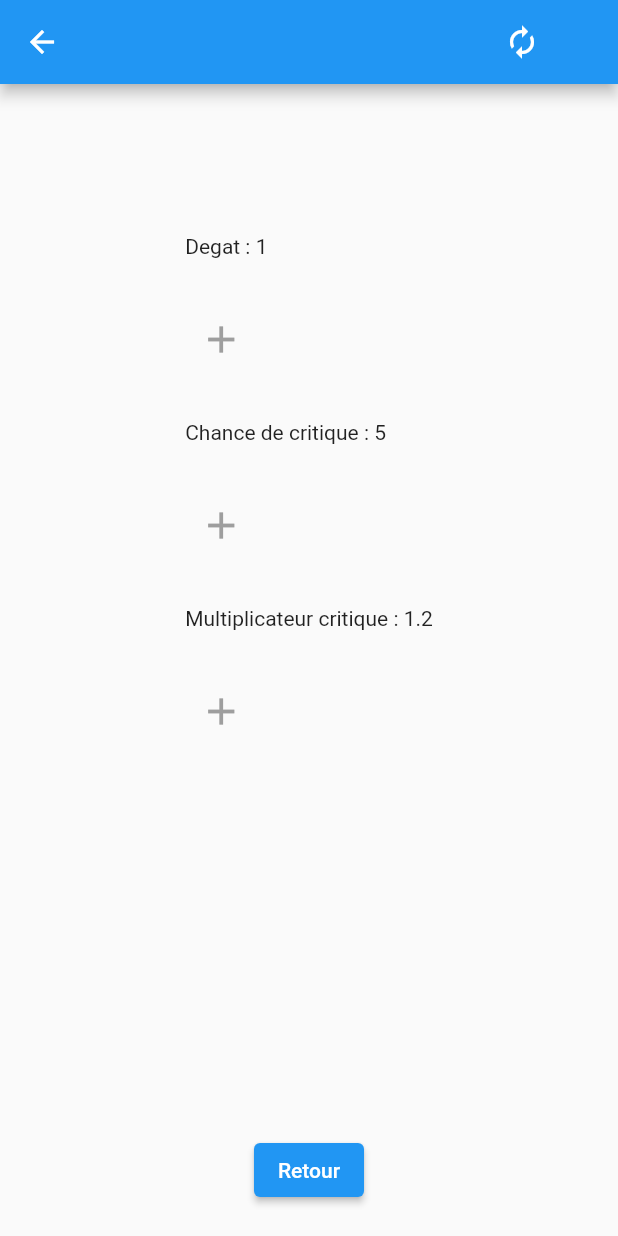
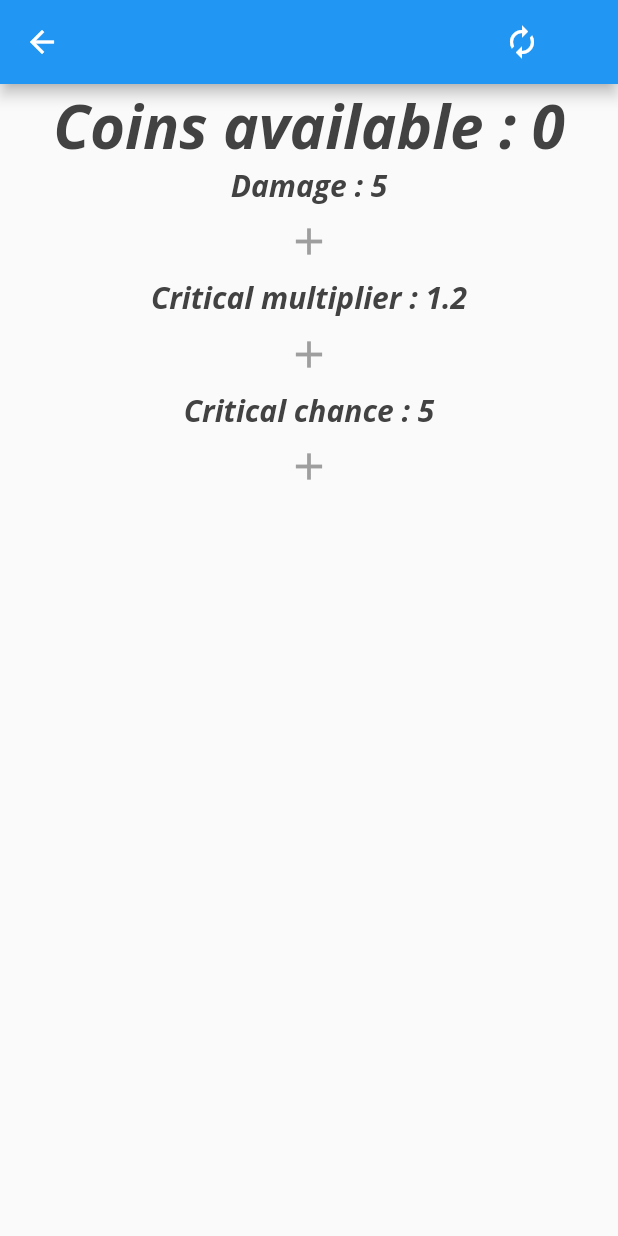
Before and after one commit to valczi/flutter, a Flutter app: the screen it shows after launch, after a tap on "Profile", on a phone screen of 412 x 824 dp. Run offline on Flutter 3.47's test engine with Material 2 defaults, Android fonts, the light colour scheme and no system bars; network calls fail; Roboto replaces fonts that are missing (Open Sans).

Commit message:
on tape des pokemons mtn

```diff
--- a/lib/main.dart
+++ b/lib/main.dart
@@ -1,24 +1,20 @@
 import 'dart:io';
-
-import 'package:firebase_core/firebase_core.dart';
-import 'package:firebase_database/firebase_database.dart';
 import 'package:flutter/material.dart';
 import 'second.dart';
 import 'modele/warrior.dart';
 import 'modele/enemy.dart';
+import 'api/pokemonChoser.dart';
 import 'package:path_provider/path_provider.dart';
 import 'dart:convert';
 
+
 Future<void> main() async {
   WidgetsFlutterBinding.ensureInitialized();
-
   runApp(MyApp());
 }
 
 class MyApp extends StatelessWidget {
   MyApp({Key? key}) : super(key: key);
-  final Future<FirebaseApp> _fbApp = Firebase.initializeApp();
-
 
   // This widget is the root of your application.
   @override
@@ -37,21 +33,7 @@ class MyApp extends StatelessWidget {
           // is not restarted.
           primarySwatch: Colors.blue,
         ),
-      home: FutureBuilder(
-        future: _fbApp,
-        builder:(context,snapshot){
-          if(snapshot.hasError) {
-            print('You have an error! ${snapshot.error.toString()}');
-            return Text('Error');
-          }else if (snapshot.hasData){
-            return MyHomePage(title: 'Here to fight montser !');
-          }else{
-            return const Center(
-              child: CircularProgressIndicator(),
-            );
-          }
-        }
-      )
+        home: MyHomePage(title: 'Here to fight montser !'),
         //const
         );
   }
@@ -77,59 +59,74 @@ class MyHomePage extends StatefulWidget {
 
 class _MyHomePageState extends State<MyHomePage> {
   Warrior _warrior = Warrior();
-  final _database = FirebaseDatabase.instance.ref();
-
-  Enemy _enemy = Enemy('ghost',10, 10, 0, 'assets/images/ghost.png');
+  Enemy _enemy=Enemy('Base entity', 10, 10, 0, 'https://raw.githubusercontent.com/PokeAPI/sprites/master/sprites/pokemon/25.png');
   double _percentage = 1;
   late File jsonFile;
-  bool fileExist=false;
+  bool fileExist = false;
   late Directory dir;
-  final String fileName='warrior.json';
-  String fileContent="reading file";
+  final String fileName = 'warrior.json';
+  String fileContent = "reading file";
+  double _iconeSize = 200;
+  PokemonChoser _Poke=PokemonChoser();
 
   @override
-  void initState(){
+  void initState() {
     super.initState();
-    getApplicationDocumentsDirectory().then((Directory directory){
-      dir=directory;
-      jsonFile=new File(dir.path + '/' + fileName);
-      fileExist= jsonFile.existsSync();
-      if(fileExist){
+    getApplicationDocumentsDirectory().then((Directory directory) {
+      dir = directory;
+      jsonFile = new File(dir.path + '/' + fileName);
+      fileExist = jsonFile.existsSync();
+      if (fileExist) {
         setState(() {
-         Map<String, dynamic> userMap = jsonDecode(jsonFile.readAsStringSync());
+          Map<String, dynamic> userMap =
+              jsonDecode(jsonFile.readAsStringSync());
           //print(fileContent);
-         _warrior=Warrior.fromJson(userMap);
+          _warrior = Warrior.fromJson(userMap);
+          setNewPokemon();
         });
       }
     });
   }
 
-  File createFile(Map<String,dynamic> content){
-    print('Creating file');
-    File file = File(dir.path+ '/' +fileName);
+  File createFile(Map<String, dynamic> content) {
+    //print('Creating file');
+    File file = File(dir.path + '/' + fileName);
     file.createSync();
-    fileExist=true;
+    fileExist = true;
     file.writeAsStringSync(json.encode(content));
     return file;
   }
 
-  void writeToFile(){
-    if(fileExist){
-      print('Writing in file');
+  void writeToFile() {
+    if (fileExist) {
+      //print('Writing in file');
       jsonFile.writeAsStringSync(json.encode(_warrior));
-      print(json.decode(jsonFile.readAsStringSync()));
-    }else{
+     // print(json.decode(jsonFile.readAsStringSync()));
+    } else {
       createFile(_warrior.toJson());
     }
   }
 
+  void setNewPokemon() async{
+    Enemy poke = await _Poke.getPokemon();
+    poke.getToLevel(_warrior.getLevel().toDouble());
+    setState(() {
+      _enemy = poke;
 
+    });
+  }
 
-
-  void _incrementCounter() {
+  void _getHit() {
     setState(() {
       double hit = _warrior.getHit();
+      print('damage : '+hit.toString());
       _enemy.beHit(hit);
+      _iconeSize=_iconeSize*0.8;
+    });
+    Future.delayed(const Duration(milliseconds: 150), () {
+      setState(() {
+        _iconeSize = 200;
+      });
     });
     _percentageHealth();
   }
@@ -142,7 +139,6 @@ class _MyHomePageState extends State<MyHomePage> {
   void _appelEcranSuivant() async {
     Warrior result = await Navigator.push(context,
         MaterialPageRoute(builder: (context) => MySecondScreen(_warrior)));
-
     setState(() {
       _warrior = result;
     });
@@ -150,16 +146,16 @@ class _MyHomePageState extends State<MyHomePage> {
 
   void _percentageHealth() {
     setState(() {
-      print(_enemy.getPercentageHealth());
-      print(_warrior.getLevel());
-      _percentage = _enemy.getPercentageHealth()/100;
+      //print(_enemy.getPercentageHealth());
+      //print(_warrior.getLevel());
+      _percentage = _enemy.getPercentageHealth() / 100;
     });
     if (_enemy.isDead()) {
       setState(() {
         _percentage = 1;
         _warrior.increaseLevel();
-        double level=_warrior.getLevel().toDouble();
-        _enemy = Enemy('slime' ,10+level, 10+level, 0, 'assets/images/slime.png');
+        _warrior.increaseCoins();
+        setNewPokemon();
         writeToFile();
       });
     }
@@ -168,41 +164,95 @@ class _MyHomePageState extends State<MyHomePage> {
   @override
   Widget build(BuildContext context) {
     // This method is rerun every time setState is called, for instance as done
-    // by the _incrementCounter method above.
+    // by the _getHit method above.
     //
     // The Flutter framework has been optimized to make rerunning build methods
     // fast, so that you can just rebuild anything that needs updating rather
     // than having to individually change instances of widgets.
     return Scaffold(
       appBar: AppBar(
-        // Here we take the value from the MyHomePage object that was created by
-        // the App.build method, and use it to set our appbar title.
         title: Text(widget.title),
+        actions: [
+          Padding(
+            padding: const EdgeInsets.only(right: 40),
+            child: IconButton(
+              icon: const Icon(Icons.autorenew),
+              tooltip: 'Reinialisation',
+              onPressed: setNewPokemon,
+            ),
+          ),
+        ],
       ),
       body: Center(
-        // Center is a layout widget. It takes a single child and positions it
-        // in the middle of the parent.
         child: Column(
-          // Column has various properties to control how it sizes itself and
-          // how it positions its children. Here we use mainAxisAlignment to
-          // center the children vertically; the main axis here is the vertical
-          // axis because Columns are vertical (the cross axis would be
-          // horizontal).
           mainAxisAlignment: MainAxisAlignment.center,
           children: <Widget>[
             Text(
-              'You\'re fighting a : '+_enemy.getName(),
+              'You\'re fighting : ' + _enemy.getName(),
               style: Theme.of(context).textTheme.headline4,
             ),
+            Wrap(
+              spacing: 25,
+              children: [
+                Text(
+                  'Max Life : '+ _enemy.getMaxHealth().toString(),
+                  style: const TextStyle(
+                    color: Colors.blueGrey,
+                    decorationStyle: TextDecorationStyle.solid,
+                    fontSize: 25,
+                  ),
+                ),
+                Text(
+                  'Defence :'+ _enemy.getDefence().toString(),
+                  style:const TextStyle(
+                    color: Colors.blueGrey,
+                    decorationStyle: TextDecorationStyle.solid,
+                    fontSize: 25,
+                  ),
+                ),
+                Text(
+                  'Life left '+ _enemy.getHealth().toString(),
+                  style: const TextStyle(
+                    color: Colors.blueGrey,
+                    decorationStyle: TextDecorationStyle.solid,
+                    fontSize: 25,
+                  ),
+                ),
+                Text(
+                  'level : '+_warrior.getLevel().toString(),
+                  style: const TextStyle(
+                    color: Colors.blueGrey,
+                    decorationStyle: TextDecorationStyle.solid,
+                    fontSize: 25,
+                  ),
+                ),
+              ],
+            ),
+            //Bar de vie des enemies
             LinearProgressIndicator(
               value: _percentage,
               backgroundColor: Colors.black,
               color: Colors.red,
             ),
-            IconButton(
-              icon: Image.asset(_enemy.imgLink),
-              onPressed: _incrementCounter,
-              iconSize: 200,
+            //Box pour l'animation des enemies
+            SizedBox(
+              width: 200,
+              height: 200,
+              child: Center(
+                child: IconButton(
+                  icon: Image.network(
+                      _enemy.imgLink,
+                    fit: BoxFit.fill,
+                    width: 200,
+                    height: 200,
+                  ),
+                  onPressed: _getHit,
+                  iconSize: _iconeSize,
+                  splashColor: Colors.redAccent,
+                  splashRadius: 100,
+
+                ),
+              ),
             ),
             ElevatedButton(
               onPressed: _onClicEnvoi,
--- a/lib/modele/warrior.dart
+++ b/lib/modele/warrior.dart
@@ -1,65 +1,102 @@
 import 'dart:math';
 
 class Warrior {
-  int damage = 1;
-  int critChance = 5;
-  int level=1;
-  double critMultiplier = 1.2;
+  int _damage = 5;
+  int _critChance = 5;
+  int _level=1;
+  double _critMultiplier = 1.2;
+  int _coins=0;
 
   Warrior();
 
+
+
   Warrior.fromJson(Map<String, dynamic> json)
-      : damage = json['damage'],
-        critChance = json['critChance'],
-        level=json['level'],
-        critMultiplier=json['critMultiplier'];
+      : _damage = json['_damage'],
+        _critChance = json['_critChance'],
+        _level=json['_level'],
+        _critMultiplier=json['_critMultiplier'],
+        _coins=json['_coins'];
 
   Map<String, dynamic> toJson() => {
-    'damage': damage,
-    'critChance': critChance,
-    'level': level,
-    'critMultiplier': critMultiplier,
+    '_damage': _damage,
+    '_critChance': _critChance,
+    '_level': _level,
+    '_critMultiplier': _critMultiplier,
+    '_coins':_coins,
   };
 
+  int get coins => _coins;
+
+  set coins(int value) {
+    _coins = value;
+  }
+
+  increaseCoins(){
+    _coins+=1+(_level/50).floor();
+  }
+
   increaseDamage() {
-    damage += 1;
+    if(_coins>0) {
+      _damage += 1;
+      _coins-=1;
+    }
   }
 
   increaseCritChance() {
-    critChance += 1;
+    if(_coins>0) {
+      _critChance += 1;
+      _coins-=1;
+    }
   }
 
-  increasecritMultiplier() {
-    critMultiplier = ((critMultiplier + 0.1) * 10).roundToDouble() / 10;
+  increaseCritMultiplier() {
+    if(_coins>0) {
+      _critMultiplier = ((_critMultiplier + 0.1) * 10).roundToDouble() / 10;
+      _coins-=1;
+    }
   }
 
   increaseLevel() {
-    level+=1;
+    _level+=1;
   }
 
   int getDamage() {
-    return damage;
+    return _damage;
   }
 
   int getCritChance() {
-    return critChance;
+    return _critChance;
   }
 
   double getCritMultiplier() {
-    return critMultiplier;
+    return _critMultiplier;
   }
 
   int getLevel() {
-    return level;
+    return _level;
   }
 
   double getHit() {
     var rng = Random();
-    double crit = rng.nextInt(1000).toDouble();
-
-    double hit = damage.toDouble();
-    if (crit < critChance * 10) hit += damage;
-
+    double leftCrit=_critChance%100;
+    double nbCrit=(_critChance/100).floorToDouble();
+    double crit = rng.nextInt(100).toDouble();
+    double hit = _damage.toDouble();
+    if(nbCrit!=0) {
+      hit=hit*pow(_critMultiplier, nbCrit+1).toDouble();
+    }
+    if(crit<leftCrit) {
+      hit*=_critMultiplier;
+    }
+/*
+    print('Original dmg : '+_damage.toString());
+    print('leftCrit : '+leftCrit.toString() );
+    print('critchance : '+_critChance.toString());
+    print('crit to attain : '  +crit.toString());
+    print('nbCrit : '+nbCrit.toString());
+*/
     return hit;
   }
+
 }
--- a/lib/second.dart
+++ b/lib/second.dart
@@ -16,20 +16,23 @@ class _MySecondScreenState extends State<MySecondScreen> {
   Warrior _warrior = Warrior();
 
   // Fonction appelée automatiquement à la création de l'état
-  // On initialise le compteur avec la donnée reçue par le widget
+  // On initialise le warrior avec la donnée reçue par le widget
   @override
   initState() {
     _warrior = widget.warrior;
     super.initState();
   }
 
-  // Retour à l'écran principal avec renvoi du compteur
+  // Retour à l'écran principal avec renvoi
   void onClicRetour() {
     Navigator.pop(context, _warrior);
   }
 
   void reset() {
+    setState(() {
       _warrior = Warrior();
+    });
+
   }
 
   void _increaseDamage() {
@@ -46,7 +49,7 @@ class _MySecondScreenState extends State<MySecondScreen> {
 
   void _increaseCritMultiplier() {
     setState(() {
-      _warrior.increasecritMultiplier();
+      _warrior.increaseCritMultiplier();
     });
   }
 
@@ -70,20 +73,29 @@ class _MySecondScreenState extends State<MySecondScreen> {
           Navigator.pop(context, _warrior);
           return false;
         },
+        child: SingleChildScrollView(
           child: Center(
-          child: Column(
-            mainAxisAlignment: MainAxisAlignment.center,
-            children: <Widget>[
-              Expanded(
-                flex: 5,
-                child: Padding(
-                  padding: const EdgeInsets.only(top: 100, left: 20, right: 20),
-                  child: Wrap(
-                      direction: Axis.vertical,
-                      spacing: 30,
-                      children: <Widget>[
+    child:Column(
+        mainAxisAlignment: MainAxisAlignment.spaceAround,
+            children: [
               Text(
-                          'Degat : ' + _warrior.getDamage().toString(),
+                'Coins available : ' +
+                    _warrior.coins.toString(),
+                style: TextStyle(
+                    color: Colors.grey[800],
+                    fontWeight: FontWeight.bold,
+                    fontStyle: FontStyle.italic,
+                    fontFamily: 'Open Sans',
+                    fontSize: 40),
+              ),
+              Text(
+                'Damage : ' + _warrior.getDamage().toString(),
+                style: TextStyle(
+                    color: Colors.grey[800],
+                    fontWeight: FontWeight.bold,
+                    fontStyle: FontStyle.italic,
+                    fontFamily: 'Open Sans',
+                    fontSize: 20),
               ),
               IconButton(
                 onPressed: _increaseDamage,
@@ -91,25 +103,18 @@ class _MySecondScreenState extends State<MySecondScreen> {
                   Icons.add,
                   color: Colors.grey,
                   size: 30,
-                            semanticLabel: 'increase damage',
+                  semanticLabel: 'increase critical multiplier ',
                 ),
               ),
               Text(
-                          'Chance de critique : ' +
-                              _warrior.getCritChance().toString(),
-                        ),
-                        IconButton(
-                          onPressed: _increaseCritChance,
-                          icon: const Icon(
-                            Icons.add,
-                            color: Colors.grey,
-                            size: 30,
-                            semanticLabel: 'increase critical chance',
-                          ),
-                        ),
-                        Text(
-                          'Multiplicateur critique : ' +
+                'Critical multiplier : ' +
                     _warrior.getCritMultiplier().toString(),
+                style: TextStyle(
+                    color: Colors.grey[800],
+                    fontWeight: FontWeight.bold,
+                    fontStyle: FontStyle.italic,
+                    fontFamily: 'Open Sans',
+                    fontSize: 20),
               ),
               IconButton(
                 onPressed: _increaseCritMultiplier,
@@ -120,23 +125,29 @@ class _MySecondScreenState extends State<MySecondScreen> {
                   semanticLabel: 'increase critical multiplier ',
                 ),
               ),
-                      ]),
+              Text(
+                'Critical chance : ' + _warrior.getCritChance().toString(),
+                style: TextStyle(
+                    color: Colors.grey[800],
+                    fontWeight: FontWeight.bold,
+                    fontStyle: FontStyle.italic,
+                    fontFamily: 'Open Sans',
+                    fontSize: 20),
               ),
-              ),
-              Expanded(
-                child: Container(
-                  margin: const EdgeInsets.only(bottom: 20),
-                  alignment: Alignment.bottomCenter,
-                  child: ElevatedButton(
-                    onPressed: onClicRetour,
-                    child: const Text('Retour'),
-                  ),
+              IconButton(
+                onPressed: _increaseCritChance,
+                icon: const Icon(
+                  Icons.add,
+                  color: Colors.grey,
+                  size: 30,
+                  semanticLabel: 'increase critical multiplier ',
                 ),
               ),
             ],
           ),
           ),
         ),
+      ),
     );
   }
 }
--- a/pubspec.yaml
+++ b/pubspec.yaml
@@ -29,9 +29,8 @@ environment:
 dependencies:
   flutter:
     sdk: flutter
-  firebase_database: ^9.0.5
-  firebase_core: ^1.11.0
   path_provider: ^2.0.9
+  http: ^0.13.4
 
 
   # The following adds the Cupertino Icons font to your application.
@@ -69,7 +68,7 @@ flutter:
     - assets/images/ghost.png
     - assets/images/kirby.png
     - assets/images/slime.png
-    - assets/warrior.json
+    - assets/images/skeleton.png
   # An image asset can refer to one or more resolution-specific "variants", see
   # https://flutter.dev/assets-and-images/#resolution-aware.
 
```
Also changed, not shown: assets/warrior.json (deleted, +0 -19 lines), lib/api/pokemonChoser.dart (added, +25 -0 lines), lib/modele/enemy.dart (+28 -1 lines), lib/warrior.json (deleted, +0 -19 lines), lib/widget/movingButton.dart (added, +98 -0 lines), assets/images/skeleton.png (added), pubspec.lock, 2 other files. Lines whose indentation alone changed are shown as unchanged.
